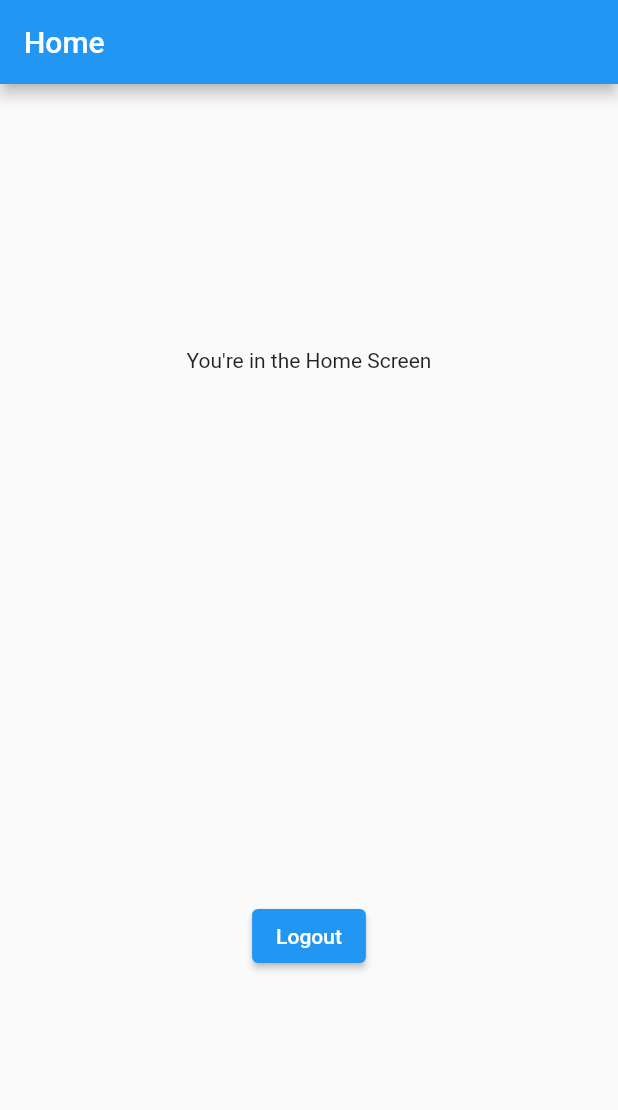
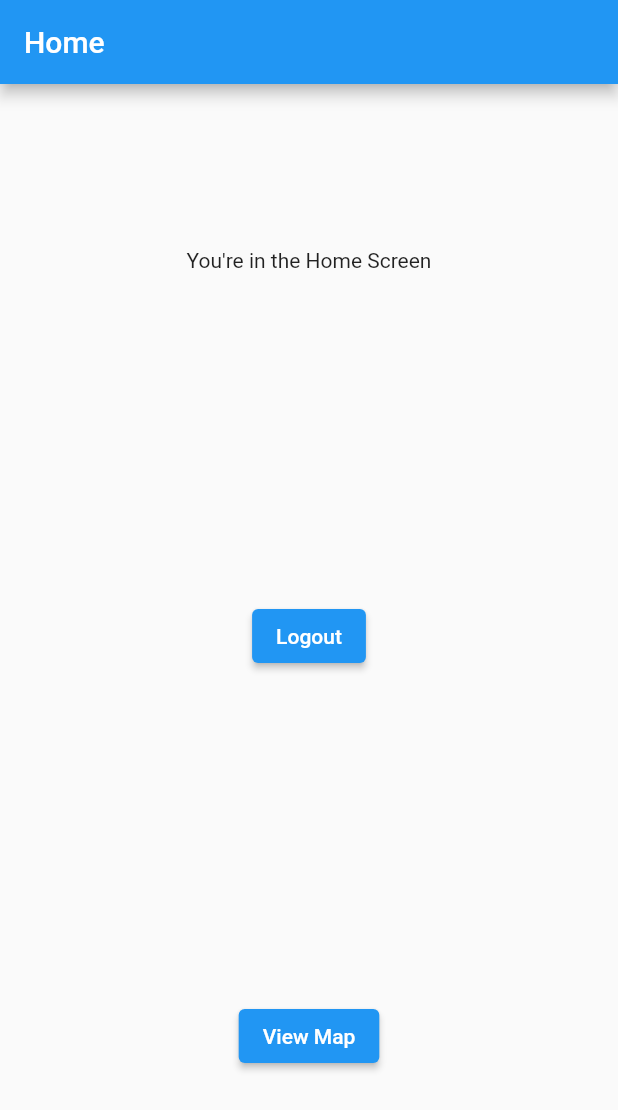
Before and after one commit to by-bai/mini-map-project, a Flutter app: the screen it shows once a user with an empty profile is signed in, on a phone screen of 412 x 824 dp. Shown: the top 1110 px of the screen. Run offline on Flutter 3.47's test engine with Material 2 defaults, Android fonts, the phone set to English and light mode, and no system bars; our stand-ins replace firebase_auth, firebase_core, google_maps_flutter; accounts and stored records are empty; network calls fail.

```diff
--- a/lib/main.dart
+++ b/lib/main.dart
@@ -31,6 +31,7 @@ class MyApp extends StatelessWidget {
         routes: {
           '/': (context) => Wrapper(),
           '/login': (context) => LoginScreen(),
+          '/map': (context) => MapScreen()
         },
       ),
     );
--- a/lib/screens/home_screen.dart
+++ b/lib/screens/home_screen.dart
@@ -17,10 +17,18 @@ class HomeScreen extends StatelessWidget {
         children: [
           Text('You\'re in the Home Screen'),
           Center(
-            child: ElevatedButton(
+           child: ElevatedButton(
               child: Text('Logout'),
               onPressed: () async {
                 await authService.signOut();
+              },
+            ),
+          ),
+          Center(
+            child: ElevatedButton(
+              child: Text('View Map'),
+              onPressed: () {
+                Navigator.pushNamed(context, '/map');
               },
             ),
           ),
--- a/lib/screens/screens.dart
+++ b/lib/screens/screens.dart
@@ -1,2 +1,3 @@
 export 'home_screen.dart';
 export 'login_screen.dart';
+export 'map_screen.dart';
--- a/pubspec.yaml
+++ b/pubspec.yaml
@@ -37,6 +37,7 @@ dependencies:
   provider: ^6.0.0
   firebase_core: ^1.11.0
   firebase_auth: ^3.3.5
+  google_maps_flutter: ^2.1.1
 
 dev_dependencies:
   flutter_test:
```
Also changed, not shown: lib/screens/map_screen.dart (added, +47 -0 lines), pubspec.lock, 3 other files.
